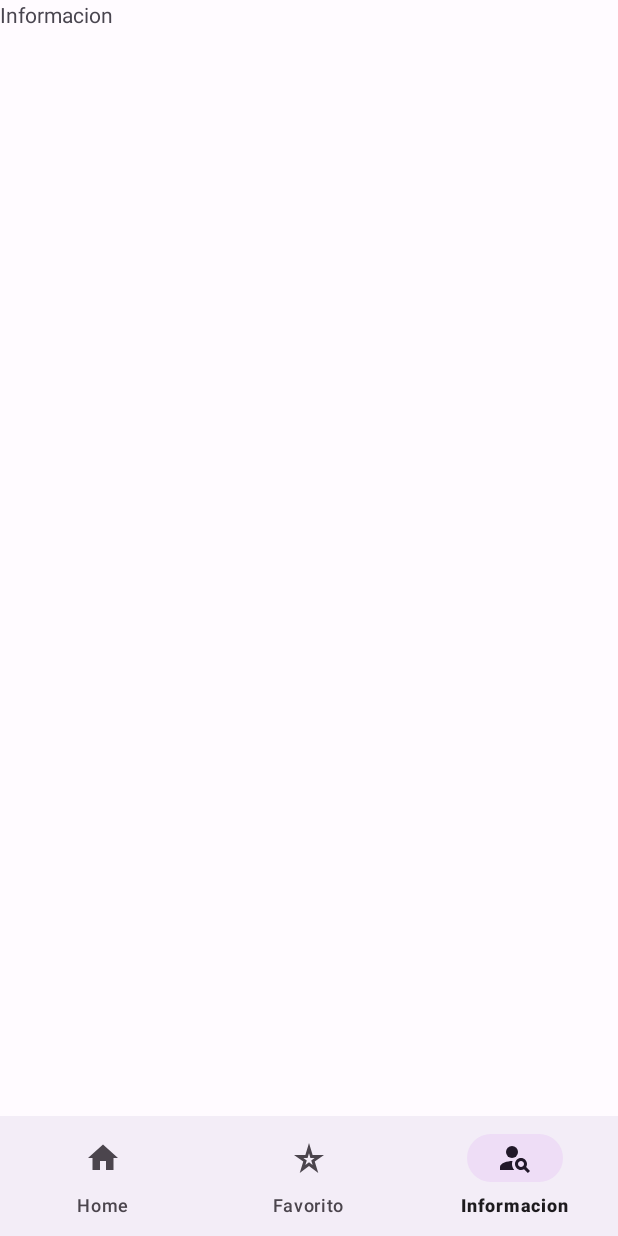
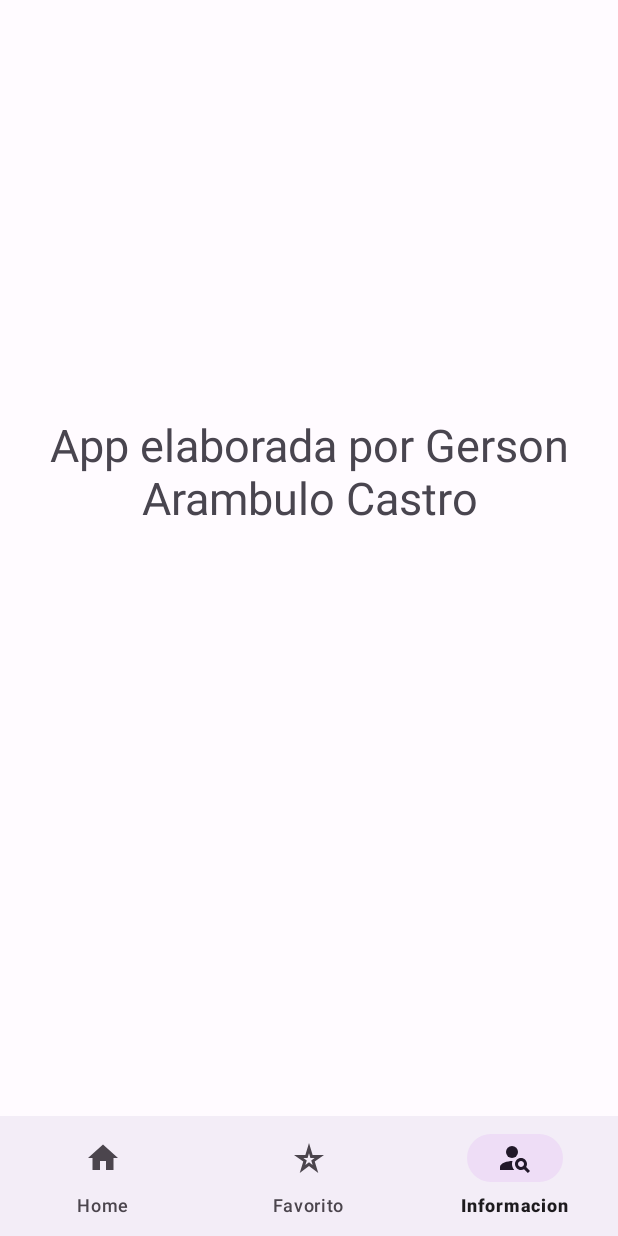
Before and after one commit to AsukarNegrita/Ec3GersonArambuloApis, an Android app: the InfoFragment screen opened through its navigation route, on a phone screen of 412 x 824 dp. Run offline under Robolectric (Android 15) with nearby library versions, the phone set to English and light mode, and no system bars; our stand-ins replace navigation-ui; pictures from the network do not load.

Commit message:
Examen3-V1

```diff
--- /dev/null
+++ b/app/src/main/java/com/gerson/ec3gersonarambuloapis/data/SkinResult.kt
@@ -0,0 +1,10 @@
+package com.gerson.ec3gersonarambuloapis.data
+
+import com.gerson.ec3gersonarambuloapis.data.response.SkinListResponse
+import java.lang.Exception
+import java.lang.reflect.Executable
+//DRY
+sealed class SkinResult<T>(data:T?=null,error: Exception?=null){
+    data class Success<T>(val data: T):SkinResult<T>(data,error = null)
+    data class Error<T>(val error: Exception):SkinResult<T>(data = null,error)
+}
--- a/app/src/main/java/com/gerson/ec3gersonarambuloapis/data/repository/SkinRepository.kt
+++ b/app/src/main/java/com/gerson/ec3gersonarambuloapis/data/repository/SkinRepository.kt
@@ -1,11 +1,19 @@
 package com.gerson.ec3gersonarambuloapis.data.repository
 
+import com.gerson.ec3gersonarambuloapis.data.SkinResult
+import com.gerson.ec3gersonarambuloapis.data.response.SkinListResponse
 import com.gerson.ec3gersonarambuloapis.data.retrofit.RetrofilHelper
 import com.gerson.ec3gersonarambuloapis.model.Skin
 
 class SkinRepository {
-    suspend fun getPerson(): List<Skin> {
-        val response = RetrofilHelper.skinInstance.getAllSkins()
-        return response.results
+    suspend fun getSkin():SkinResult<SkinListResponse> {
+        return try {
+            val response = RetrofilHelper.skinInstance.getAllSkins()
+            SkinResult.Success(response)
+        } catch (e: Exception) {
+            SkinResult.Error(e)
+        }
+
+
     }
 }
--- a/app/src/main/java/com/gerson/ec3gersonarambuloapis/ui/fragments/HomeFragment.kt
+++ b/app/src/main/java/com/gerson/ec3gersonarambuloapis/ui/fragments/HomeFragment.kt
@@ -39,6 +39,6 @@ class HomeFragment : Fragment() {
             adapter.skins=it
             adapter.notifyDataSetChanged()
         }
-        viewModel.getskin()
+        viewModel.getSkinFromService()
     }
 }
--- a/app/src/main/java/com/gerson/ec3gersonarambuloapis/ui/fragments/HomeViewModel.kt
+++ b/app/src/main/java/com/gerson/ec3gersonarambuloapis/ui/fragments/HomeViewModel.kt
@@ -2,9 +2,13 @@ package com.gerson.ec3gersonarambuloapis.ui.fragments
 
 import androidx.lifecycle.MutableLiveData
 import androidx.lifecycle.ViewModel
+import androidx.lifecycle.viewModelScope
+import com.gerson.ec3gersonarambuloapis.data.SkinResult
 import com.gerson.ec3gersonarambuloapis.data.repository.SkinRepository
 import com.gerson.ec3gersonarambuloapis.model.Skin
 import com.gerson.ec3gersonarambuloapis.model.getData
+import kotlinx.coroutines.Dispatchers
+import kotlinx.coroutines.launch
 
 class HomeViewModel:ViewModel() {
     val skin: MutableLiveData<List<Skin>> = MutableLiveData<List<Skin>>()
@@ -13,4 +17,18 @@ class HomeViewModel:ViewModel() {
     val allSkin= getData()
         skin.value= allSkin
     }
+    fun getSkinFromService(){
+        viewModelScope.launch(Dispatchers.IO) {
+            val response= repository.getSkin()
+            when(response){
+                is SkinResult.Success->{
+                    skin.postValue(response.data.results)
+                }
+                is SkinResult.Error->{
+
+                }
+            }
+
+        }
+    }
 }
--- a/app/src/main/res/layout/fragment_info.xml
+++ b/app/src/main/res/layout/fragment_info.xml
@@ -1,5 +1,6 @@
 <?xml version="1.0" encoding="utf-8"?>
-<FrameLayout xmlns:android="http://schemas.android.com/apk/res/android"
+<androidx.constraintlayout.widget.ConstraintLayout xmlns:android="http://schemas.android.com/apk/res/android"
+    xmlns:app="http://schemas.android.com/apk/res-auto"
     xmlns:tools="http://schemas.android.com/tools"
     android:layout_width="match_parent"
     android:layout_height="match_parent"
@@ -8,8 +9,13 @@
     <!-- TODO: Update blank fragment layout -->
     <TextView
         android:id="@+id/textinfo"
+        android:textSize="30dp"
         android:layout_width="match_parent"
-        android:layout_height="match_parent"
-        android:text="Informacion" />
+        android:layout_height="200dp"
+        android:layout_marginBottom="268dp"
+        android:text="App elaborada por Gerson Arambulo Castro"
+        android:textAlignment="center"
+        app:layout_constraintBottom_toBottomOf="parent"
+        app:layout_constraintStart_toStartOf="parent" />
 
-</FrameLayout>
+</androidx.constraintlayout.widget.ConstraintLayout>
```
